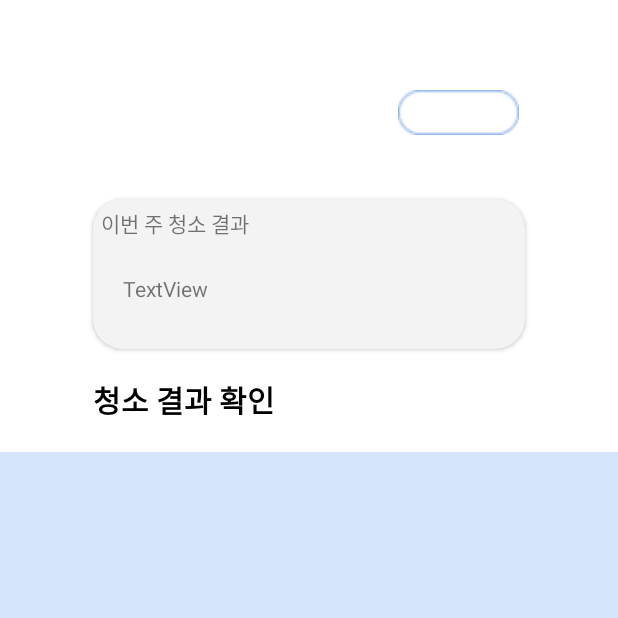
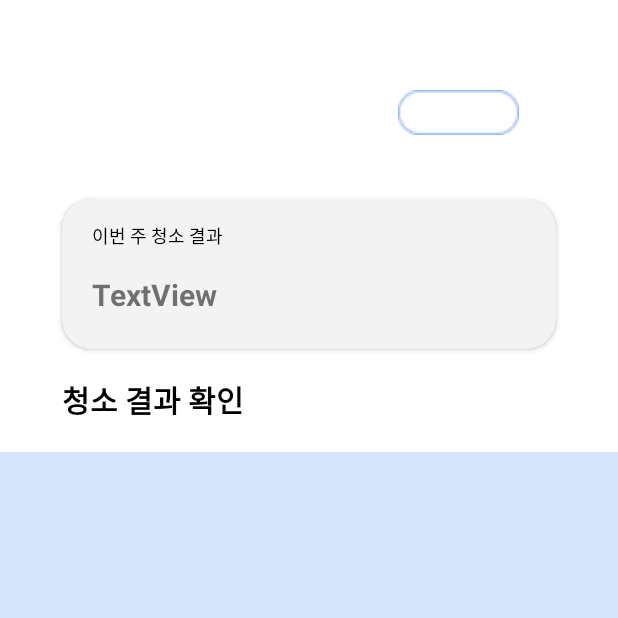
Before and after one commit to DSM-Cleaner/SSAG_Client_Android, an Android app: the CheckResultActivity screen opened directly, with no data from a screen before it, on a phone screen of 412 x 824 dp, the top half of it. Run offline under Robolectric (Android 15) with nearby library versions, the phone set to English and light mode, and no system bars; our stand-ins replace data binding; 1 statement that could not run was skipped.

Commit message:
[UPDATE] ui

```diff
--- a/alseulsanjap2/app/src/main/res/drawable/compact_box.xml
+++ b/alseulsanjap2/app/src/main/res/drawable/compact_box.xml
@@ -1,7 +1,7 @@
 <?xml version="1.0" encoding="UTF-8"?>
 <shape xmlns:android="http://schemas.android.com/apk/res/android">
     <solid
-        android:color="#DEDEDE" />
+        android:color="@color/color_light_gray" />
     <padding
         android:left="45px"
         android:top="15px"
--- a/alseulsanjap2/app/src/main/res/layout/activity_check_result.xml
+++ b/alseulsanjap2/app/src/main/res/layout/activity_check_result.xml
@@ -59,6 +59,7 @@
                 android:layout_width="wrap_content"
                 android:layout_height="wrap_content"
                 android:text="@{number}"
+                android:layout_marginLeft="5dp"
                 android:textColor="@color/black"
                 android:textSize="20dp"
                 android:layout_marginTop="5dp"
@@ -70,7 +71,7 @@
                 android:layout_width="wrap_content"
                 android:layout_height="wrap_content"
                 android:orientation="vertical"
-                app:layout_constraintGuide_percent="0.15" />
+                app:layout_constraintGuide_percent="0.1" />
 
             <androidx.cardview.widget.CardView
                 android:id="@+id/constraintLayout4"
@@ -79,17 +80,19 @@
                 android:layout_marginTop="40dp"
                 android:backgroundTint="@color/out_gray"
                 app:cardCornerRadius="20dp"
-                app:layout_constraintEnd_toStartOf="@+id/guideline10"
+                app:layout_constraintEnd_toStartOf="@+id/guideline13"
                 app:layout_constraintStart_toStartOf="@+id/guideline8"
                 app:layout_constraintTop_toBottomOf="@+id/textView8">
 
                 <TextView
                     android:id="@+id/textView10"
                     android:layout_width="wrap_content"
-                    android:layout_marginTop="5dp"
-                    android:layout_marginLeft="5dp"
                     android:layout_height="wrap_content"
+                    android:layout_marginLeft="20dp"
+                    android:layout_marginTop="15dp"
                     android:text="@string/week_check_result"
+                    android:textColor="@color/black"
+                    android:textSize="12dp"
                     app:layout_constraintStart_toStartOf="parent"
                     app:layout_constraintTop_toTopOf="parent" />
 
@@ -97,9 +100,11 @@
                     android:id="@+id/count_week"
                     android:layout_width="wrap_content"
                     android:layout_height="wrap_content"
+                    android:layout_marginLeft="20dp"
                     android:layout_marginTop="50dp"
-                    android:layout_marginLeft="20dp"
-                    android:text="TextView" />
+                    android:text="TextView"
+                    android:textStyle="bold"
+                    android:textSize="20dp" />
 
 
             </androidx.cardview.widget.CardView>
@@ -116,12 +121,7 @@
                 app:layout_constraintStart_toStartOf="@+id/guideline8"
                 app:layout_constraintTop_toBottomOf="@+id/constraintLayout4" />
 
-            <androidx.constraintlayout.widget.Guideline
-                android:id="@+id/guideline10"
-                android:layout_width="wrap_content"
-                android:layout_height="wrap_content"
-                android:orientation="vertical"
-                app:layout_constraintGuide_percent="0.85" />
+
 
             <ImageView
                 android:id="@+id/imageView2"
--- a/alseulsanjap2/app/src/main/res/layout/activity_splash.xml
+++ b/alseulsanjap2/app/src/main/res/layout/activity_splash.xml
@@ -14,6 +14,7 @@
         android:text="@string/ssag"
         android:textSize="30dp"
         android:textColor="@color/white"
+        android:textStyle="bold"
         app:layout_constraintBottom_toBottomOf="parent"
         app:layout_constraintEnd_toEndOf="parent"
         app:layout_constraintStart_toStartOf="parent"
--- a/alseulsanjap2/app/src/main/res/values/colors.xml
+++ b/alseulsanjap2/app/src/main/res/values/colors.xml
@@ -15,6 +15,7 @@
     <color name="color_gray">#C4C4C4</color>
     <color name="color_light_blue">#7CA7E8</color>
     <color name="color_dark_blue">#466EA9</color>
+    <color name="color_green">#59A465</color>
 
     <color name="color_light_gray">#F2F2F2</color>
     <color name="color_git">#444444</color>
```
